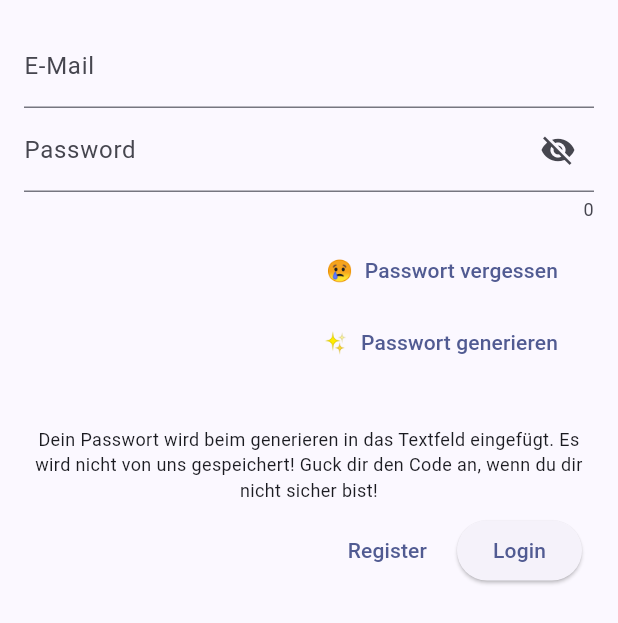
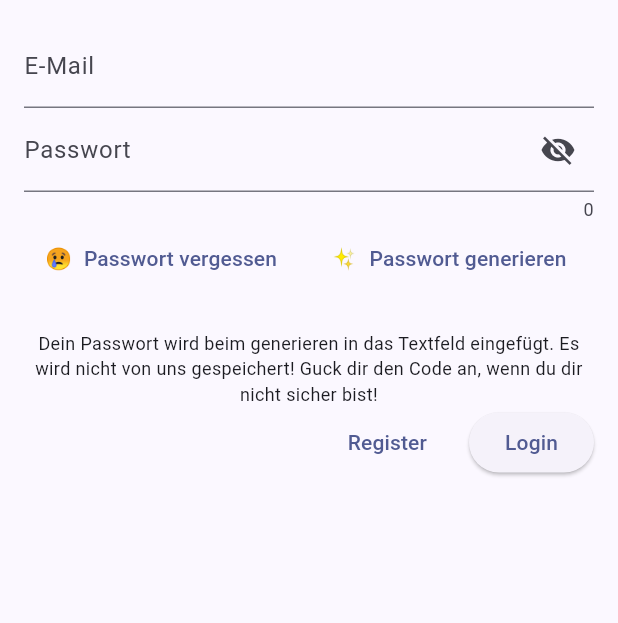
Before and after one commit to yurtemre7/woauto, a Flutter app: the LoginSheet widget shown alone on an empty page, opened directly, on a phone screen of 412 x 824 dp. Shown: the top 623 px of the screen. Run offline on Flutter 3.47's test engine with Material 3 defaults, Android fonts, the phone set to English and light mode, and no system bars; our stand-ins replace app_links, expandable, flutter_local_notifications, geocoding, geolocator, get and 10 more; missing offline and left inert: add_2_calendar, animated_digit, efficient_autocomplete_formfield, keep_screen_on, maps_launcher, quick_actions; accounts and stored records are empty; generated files the repository leaves out were written again; statements that could not run were skipped.

```diff
--- a/lib/components/login_dialog.dart
+++ b/lib/components/login_dialog.dart
@@ -89,7 +89,7 @@ class _LoginSheetState extends State<LoginSheet> {
                             setState(() {});
                           },
                           decoration: InputDecoration(
-                            label: const Text('Password'),
+                            label: const Text('Passwort'),
                             suffixIcon: IconButton(
                               padding: EdgeInsets.zero,
                               visualDensity: VisualDensity.compact,
@@ -118,7 +118,8 @@ class _LoginSheetState extends State<LoginSheet> {
                           ),
                           // 10.h,
                         ],
-                        ButtonBar(
+                        OverflowBar(
+                          spacing: 8,
                           children: [
                             // pw forget
                             TextButton.icon(
@@ -168,7 +169,9 @@ class _LoginSheetState extends State<LoginSheet> {
                             fontSize: 12,
                           ),
                         ),
-                        ButtonBar(
+                        OverflowBar(
+                          alignment: MainAxisAlignment.end,
+                          spacing: 16,
                           children: [
                             TextButton(
                               onPressed: () async {
```
